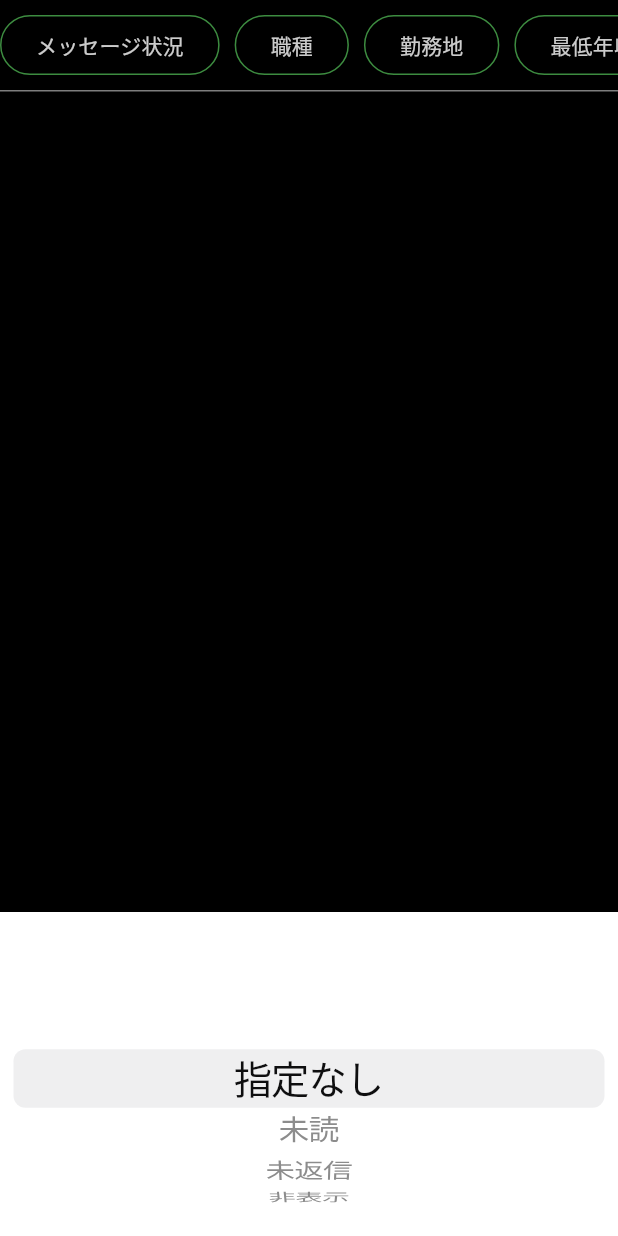
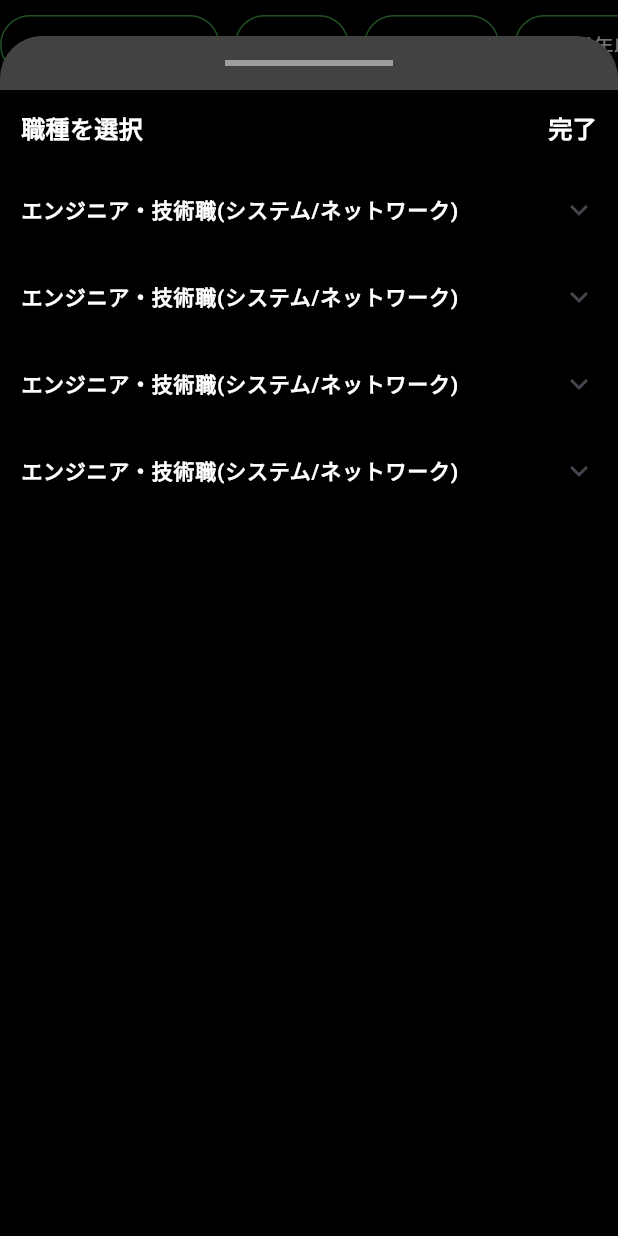
Before and after one commit to RyoYoshihara/kyujin_app, a Flutter app: the MessageList widget shown alone on an empty page, opened directly with empty values, after a tap on "職種", on a phone screen of 412 x 824 dp. Run offline on Flutter 3.47's test engine with Material 3 defaults, Android fonts, the phone set to English and light mode, and no system bars; our stand-ins replace flutter_riverpod, freezed_annotation, rxdart; generated files the repository leaves out were written again; network calls fail.

Commit message:
MESSAGEページ：Modal追加

```diff
--- a/lib/core/dialog_manager.dart
+++ b/lib/core/dialog_manager.dart
@@ -1,5 +1,3 @@
-
-
 import 'package:flutter/cupertino.dart';
 
 void showActionSheet(
--- /dev/null
+++ b/lib/core/modal_manager.dart
@@ -0,0 +1,163 @@
+import 'dart:ui';
+
+import 'package:flutter/cupertino.dart';
+import 'package:flutter/material.dart';
+import 'package:flutter/painting.dart';
+
+void showModal(BuildContext context) {
+  showModalBottomSheet<void>(
+    backgroundColor: Colors.grey[800],
+    context: context,
+    isScrollControlled: true,
+    isDismissible: false,
+    builder: (BuildContext context) {
+      return SizedBox(
+        height: 800,
+        child: Column(
+          mainAxisSize: MainAxisSize.max,
+          children: <Widget>[
+            const SizedBox(height: 10),
+            const Divider(
+              thickness: 4,
+              color: Colors.grey,
+              indent: 150,
+              endIndent: 150,
+            ),
+            const SizedBox(height: 10),
+            Expanded(
+              child: Container(
+                padding: const EdgeInsets.all(14),
+                color: Colors.black,
+                child: Column(
+                  children: [
+                    Row(
+                      children: [
+                        const Text(
+                          "職種を選択",
+                          style: TextStyle(
+                              color: Colors.white,
+                              fontSize: 16,
+                              fontWeight: FontWeight.bold
+                          ),
+                        ),
+                        const Spacer(),
+                        GestureDetector(
+                          onTap: ()=>Navigator.pop(context),
+                          child: const Text(
+                            "完了",
+                            style: TextStyle(
+                                color: Colors.white,
+                                fontSize: 16,
+                                fontWeight: FontWeight.bold
+                            ),
+                          ),
+                        )
+                      ],
+                    ),
+                    const SizedBox(height: 14),
+                    const Expanded(
+                      child: SingleChildScrollView(
+                        child: Column(
+                          children: [
+                            ExpansionTile(
+                              tilePadding: EdgeInsets.symmetric(horizontal: 0),
+                              title: Text(
+                                "エンジニア・技術職(システム/ネットワーク)",
+                                style: TextStyle(
+                                    color: Colors.white,
+                                    fontSize: 14,
+                                    fontWeight: FontWeight.bold
+                                ),
+                              ),
+                              children: <Widget>[
+                                ListTile(title: Text('バックエンドエンジニア',style: TextStyle(color: Colors.white, fontSize: 14, fontWeight: FontWeight.bold),)),
+                                ListTile(title: Text('フロントエンドエンジニア',style: TextStyle(color: Colors.white, fontSize: 14, fontWeight: FontWeight.bold),)),
+                                ListTile(title: Text('スマートフォンエンジニア',style: TextStyle(color: Colors.white, fontSize: 14, fontWeight: FontWeight.bold),)),
+                                ListTile(title: Text('システム開発',style: TextStyle(color: Colors.white, fontSize: 14, fontWeight: FontWeight.bold),)),
+                                ListTile(title: Text('インフラエンジニア',style: TextStyle(color: Colors.white, fontSize: 14, fontWeight: FontWeight.bold),)),
+                                ListTile(title: Text('ネットワーク/サーバー',style: TextStyle(color: Colors.white, fontSize: 14, fontWeight: FontWeight.bold),)),
+                                ListTile(title: Text('パッケージソフト',style: TextStyle(color: Colors.white, fontSize: 14, fontWeight: FontWeight.bold),)),
+                                ListTile(title: Text('プロジェクトマネージャー',style: TextStyle(color: Colors.white, fontSize: 14, fontWeight: FontWeight.bold),)),
+                                ListTile(title: Text('データサイエンティスト',style: TextStyle(color: Colors.white, fontSize: 14, fontWeight: FontWeight.bold),)),
+                              ],
+                            ),
+                            ExpansionTile(
+                              tilePadding: EdgeInsets.symmetric(horizontal: 0),
+                              title: Text(
+                                "エンジニア・技術職(システム/ネットワーク)",
+                                style: TextStyle(
+                                    color: Colors.white,
+                                    fontSize: 14,
+                                    fontWeight: FontWeight.bold
+                                ),
+                              ),
+                              children: <Widget>[
+                                ListTile(title: Text('バックエンドエンジニア',style: TextStyle(color: Colors.white, fontSize: 14, fontWeight: FontWeight.bold),)),
+                                ListTile(title: Text('フロントエンドエンジニア',style: TextStyle(color: Colors.white, fontSize: 14, fontWeight: FontWeight.bold),)),
+                                ListTile(title: Text('スマートフォンエンジニア',style: TextStyle(color: Colors.white, fontSize: 14, fontWeight: FontWeight.bold),)),
+                                ListTile(title: Text('システム開発',style: TextStyle(color: Colors.white, fontSize: 14, fontWeight: FontWeight.bold),)),
+                                ListTile(title: Text('インフラエンジニア',style: TextStyle(color: Colors.white, fontSize: 14, fontWeight: FontWeight.bold),)),
+                                ListTile(title: Text('ネットワーク/サーバー',style: TextStyle(color: Colors.white, fontSize: 14, fontWeight: FontWeight.bold),)),
+                                ListTile(title: Text('パッケージソフト',style: TextStyle(color: Colors.white, fontSize: 14, fontWeight: FontWeight.bold),)),
+                                ListTile(title: Text('プロジェクトマネージャー',style: TextStyle(color: Colors.white, fontSize: 14, fontWeight: FontWeight.bold),)),
+                                ListTile(title: Text('データサイエンティスト',style: TextStyle(color: Colors.white, fontSize: 14, fontWeight: FontWeight.bold),)),
+                              ],
+                            ),
+                            ExpansionTile(
+                              tilePadding: EdgeInsets.symmetric(horizontal: 0),
+                              title: Text(
+                                "エンジニア・技術職(システム/ネットワーク)",
+                                style: TextStyle(
+                                    color: Colors.white,
+                                    fontSize: 14,
+                                    fontWeight: FontWeight.bold
+                                ),
+                              ),
+                              children: <Widget>[
+                                ListTile(title: Text('バックエンドエンジニア',style: TextStyle(color: Colors.white, fontSize: 14, fontWeight: FontWeight.bold),)),
+                                ListTile(title: Text('フロントエンドエンジニア',style: TextStyle(color: Colors.white, fontSize: 14, fontWeight: FontWeight.bold),)),
+                                ListTile(title: Text('スマートフォンエンジニア',style: TextStyle(color: Colors.white, fontSize: 14, fontWeight: FontWeight.bold),)),
+                                ListTile(title: Text('システム開発',style: TextStyle(color: Colors.white, fontSize: 14, fontWeight: FontWeight.bold),)),
+                                ListTile(title: Text('インフラエンジニア',style: TextStyle(color: Colors.white, fontSize: 14, fontWeight: FontWeight.bold),)),
+                                ListTile(title: Text('ネットワーク/サーバー',style: TextStyle(color: Colors.white, fontSize: 14, fontWeight: FontWeight.bold),)),
+                                ListTile(title: Text('パッケージソフト',style: TextStyle(color: Colors.white, fontSize: 14, fontWeight: FontWeight.bold),)),
+                                ListTile(title: Text('プロジェクトマネージャー',style: TextStyle(color: Colors.white, fontSize: 14, fontWeight: FontWeight.bold),)),
+                                ListTile(title: Text('データサイエンティスト',style: TextStyle(color: Colors.white, fontSize: 14, fontWeight: FontWeight.bold),)),
+                              ],
+                            ),
+                            ExpansionTile(
+                              tilePadding: EdgeInsets.symmetric(horizontal: 0),
+                              title: Text(
+                                "エンジニア・技術職(システム/ネットワーク)",
+                                style: TextStyle(
+                                    color: Colors.white,
+                                    fontSize: 14,
+                                    fontWeight: FontWeight.bold
+                                ),
+                              ),
+                              children: <Widget>[
+                                ListTile(title: Text('バックエンドエンジニア',style: TextStyle(color: Colors.white, fontSize: 14, fontWeight: FontWeight.bold),)),
+                                ListTile(title: Text('フロントエンドエンジニア',style: TextStyle(color: Colors.white, fontSize: 14, fontWeight: FontWeight.bold),)),
+                                ListTile(title: Text('スマートフォンエンジニア',style: TextStyle(color: Colors.white, fontSize: 14, fontWeight: FontWeight.bold),)),
+                                ListTile(title: Text('システム開発',style: TextStyle(color: Colors.white, fontSize: 14, fontWeight: FontWeight.bold),)),
+                                ListTile(title: Text('インフラエンジニア',style: TextStyle(color: Colors.white, fontSize: 14, fontWeight: FontWeight.bold),)),
+                                ListTile(title: Text('ネットワーク/サーバー',style: TextStyle(color: Colors.white, fontSize: 14, fontWeight: FontWeight.bold),)),
+                                ListTile(title: Text('パッケージソフト',style: TextStyle(color: Colors.white, fontSize: 14, fontWeight: FontWeight.bold),)),
+                                ListTile(title: Text('プロジェクトマネージャー',style: TextStyle(color: Colors.white, fontSize: 14, fontWeight: FontWeight.bold),)),
+                                ListTile(title: Text('データサイエンティスト',style: TextStyle(color: Colors.white, fontSize: 14, fontWeight: FontWeight.bold),)),
+                              ],
+                            ),
+                          ],
+                        ),
+                      ),
+                    ),
+                  ],
+                ),
+              ),
+            ),
+          ],
+        ),
+      );
+    },
+  );
+}
--- a/lib/view/message_page/from_company_page.dart
+++ b/lib/view/message_page/from_company_page.dart
@@ -5,6 +5,7 @@ import 'package:kyujin_app/model/message_page/from_company.dart';
 
 import '../../core/dialog_manager.dart';
 import '../../core/image_manager.dart';
+import '../../core/modal_manager.dart';
 import '../../viewmodel/message_page/from_company_page_viewmodel.dart';
 
 const  List<String> choices01 = <String>['指定なし', '未読', '未返信', '非表示'];
@@ -51,6 +52,7 @@ class MessageList extends ConsumerWidget {
               SizedBox(
                 height: 60,
                 child: SingleChildScrollView(
+                  physics: const AlwaysScrollableScrollPhysics(),
                   scrollDirection: Axis.horizontal,
                   child: Row(
                     children: [
@@ -78,7 +80,7 @@ class MessageList extends ConsumerWidget {
                           side: const BorderSide(color: Colors.green),
                         ),
                         onPressed: () {
-                          showPickerDialog(context,choices01);
+                          showModal(context);
                         },
                         child: const Text(
                           '職種',
```
